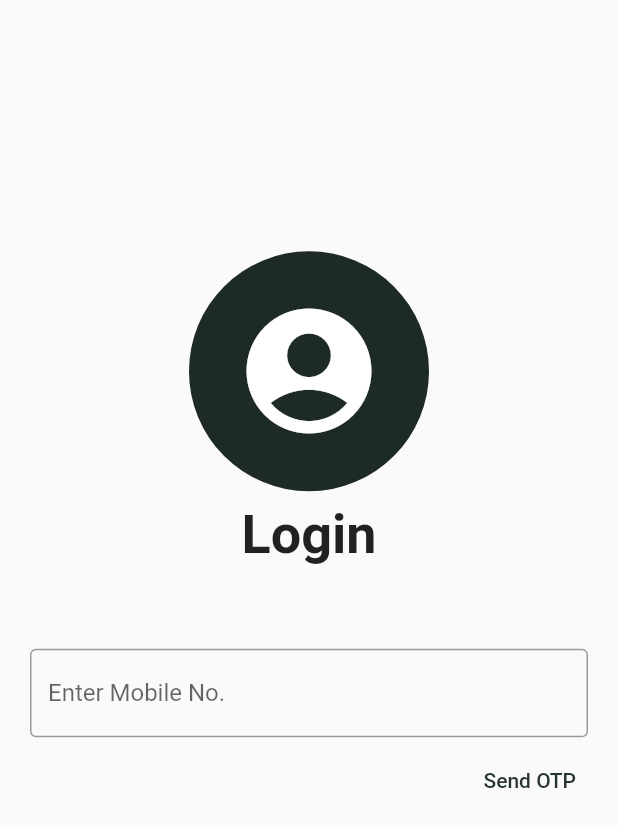
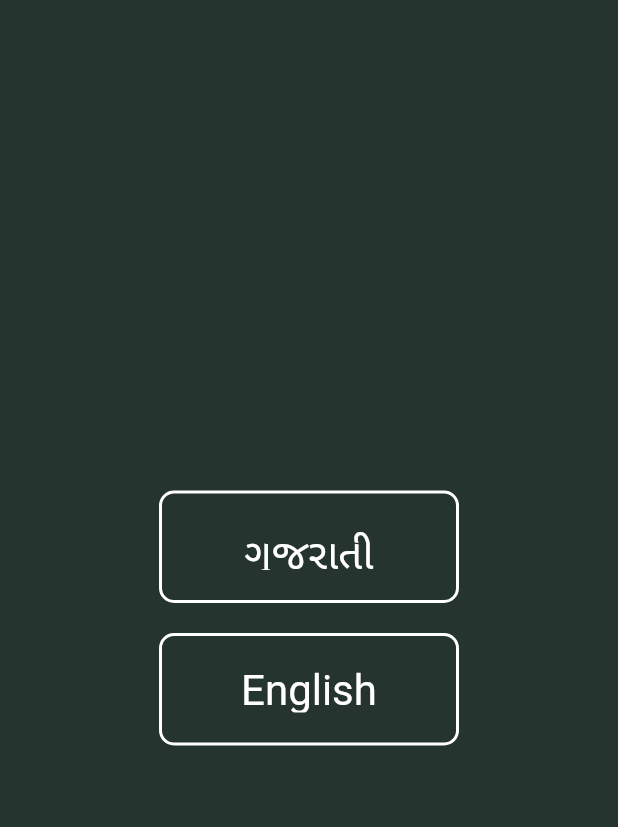
Before and after one commit to IndesignGraphics/hackster, a Flutter app: the screen it shows after launch, on a phone screen of 412 x 824 dp. Shown: the top 827 px of the screen. Run offline on Flutter 3.47's test engine with Material 2 defaults, Android fonts, the phone set to English and light mode, and no system bars; our stand-ins replace firebase_auth, firebase_core, flutter_svg, geocoding, geolocator, shared_preferences; accounts and stored records are empty; generated files the repository leaves out were written again.

Commit message:
select language implemented

```diff
--- /dev/null
+++ b/l10n.yaml
@@ -0,0 +1,3 @@
+arb-dir: lib/l10n
+template-arb-file: app_en.arb
+output-localization-file: app_localizations.dart
--- /dev/null
+++ b/lib/l10n/l10n.dart
@@ -0,0 +1,19 @@
+import 'dart:ui';
+
+class L10n {
+  static final all = [
+    const Locale('en'),
+    const Locale('gu'),
+  ];
+
+  String getFlag(String code) {
+    switch (code) {
+      case 'en':
+        return 'Eng';
+      case 'gu':
+        return 'ગુજ';
+      default:
+        return 'ગુજ';
+    }
+  }
+}
--- a/lib/main.dart
+++ b/lib/main.dart
@@ -2,10 +2,16 @@ import 'dart:math';
 
 import 'package:firebase_auth/firebase_auth.dart';
 import 'package:flutter/material.dart';
-import 'package:hackster/screens/log_in.dart';
+import 'package:flutter_localizations/flutter_localizations.dart';
+import 'package:hackster/provider/locale_provider.dart';
 import 'package:hackster/screens/main_screen.dart';
+import 'package:hackster/screens/select_language.dart';
+import 'package:provider/provider.dart';
 import 'firebase_options.dart';
 import 'package:firebase_core/firebase_core.dart';
+import 'package:flutter_gen/gen_l10n/app_localizations.dart';
+
+import 'l10n/l10n.dart';
 
 void main() async {
   WidgetsFlutterBinding.ensureInitialized();
@@ -38,7 +44,8 @@ class _MyAppState extends State<MyApp> {
     int tintValue(int value, double factor) =>
         max(0, min((value + ((255 - value) * factor)).round(), 255));
 
-    Color tintColor(Color color, double factor) => Color.fromRGBO(
+    Color tintColor(Color color, double factor) =>
+        Color.fromRGBO(
           tintValue(color.red, factor),
           tintValue(color.green, factor),
           tintValue(color.blue, factor),
@@ -48,7 +55,8 @@ class _MyAppState extends State<MyApp> {
     int shadeValue(int value, double factor) =>
         max(0, min(value - (value * factor).round(), 255));
 
-    Color shadeColor(Color color, double factor) => Color.fromRGBO(
+    Color shadeColor(Color color, double factor) =>
+        Color.fromRGBO(
             shadeValue(color.red, factor),
             shadeValue(color.green, factor),
             shadeValue(color.blue, factor),
@@ -68,7 +76,12 @@ class _MyAppState extends State<MyApp> {
       });
     }
 
-    return MaterialApp(
+    return ChangeNotifierProvider(
+        create:(context) =>LocaleProvider(),
+        builder: (context, child) {
+          final provider = Provider.of<LocaleProvider>(context);
+          return
+            MaterialApp(
               debugShowCheckedModeBanner: false,
               title: 'Hackster',
               theme: ThemeData(
@@ -76,7 +89,16 @@ class _MyAppState extends State<MyApp> {
                   const Color.fromRGBO(38, 52, 48, 1),
                 ),
               ).copyWith(selectedRowColor: const Color.fromRGBO(56, 42, 48, 1)),
-      home: _isLogin ? const MainScreen() : const LogIn(),
+              locale: provider.locale,
+              localizationsDelegates: const [
+                AppLocalizations.delegate,
+                GlobalMaterialLocalizations.delegate,
+                GlobalCupertinoLocalizations.delegate,
+              ],
+              supportedLocales: L10n.all,
+              home: _isLogin ? const MainScreen() : const SelectLanguage(),
+            );
+        }
     );
   }
 }
--- /dev/null
+++ b/lib/provider/locale_provider.dart
@@ -0,0 +1,23 @@
+import 'package:flutter/material.dart';
+import 'package:hackster/l10n/l10n.dart';
+
+class LocaleProvider extends ChangeNotifier{
+  late Locale? _locale;
+
+  Locale? get locale => _locale;
+
+  LocaleProvider(){
+    locale = const Locale('gu');
+  }
+
+  set locale(Locale? value) {
+    if(!L10n.all.contains(value)) return;
+    _locale = value;
+    notifyListeners();
+  }
+
+  void clearLocale(){
+    _locale = null;
+    notifyListeners();
+  }
+}
--- a/lib/screens/log_in.dart
+++ b/lib/screens/log_in.dart
@@ -5,6 +5,7 @@ import 'package:firebase_auth/firebase_auth.dart';
 import 'package:http/http.dart' as http;
 import 'package:hackster/screens/main_screen.dart';
 import 'package:shared_preferences/shared_preferences.dart';
+import 'package:flutter_gen/gen_l10n/app_localizations.dart';
 
 class LogIn extends StatefulWidget {
   const LogIn({Key? key}) : super(key: key);
@@ -41,7 +42,6 @@ class _LogInState extends State<LogIn> {
         setState(() {
           _isLoading = false;
         });
-        print(e);
       },
       codeSent: (String verificationId, int? resendToken) {
         mVerificationId = verificationId;
@@ -91,20 +91,6 @@ class _LogInState extends State<LogIn> {
       ),
     );
   }
-  //
-  // void printData() async {
-  //   const farmerIDUrl =
-  //       'https://hack-roso.onrender.com/getfarmer/8155977453';
-  //   final response = await http.get(Uri.parse(farmerIDUrl),);
-  //   final farmerData = jsonDecode(response.body);
-  //   print(farmerData['farmId']);
-  // }
-
-  // @override
-  // void initState() {
-  //   printData();
-  //   super.initState();
-  // }
 
   @override
   Widget build(BuildContext context) {
@@ -116,18 +102,22 @@ class _LogInState extends State<LogIn> {
             child: Column(
               mainAxisAlignment: MainAxisAlignment.center,
               children: [
-                const Padding(
-                  padding: EdgeInsets.all(8.0),
-                  child: CircleAvatar(
-                    radius: 80,
-                    child: Icon(Icons.account_circle, size: 100),
+                Container(
+                  width: 200,
+                  height: 200,
+                  decoration: const BoxDecoration(
+                    shape: BoxShape.circle,
+                    image: DecorationImage(
+                      image: AssetImage('assets/images/app_logo.png'),
+                      fit: BoxFit.contain,
+                    ),
                   ),
                 ),
-                const Align(
+                Align(
                   alignment: Alignment.center,
                   child: Text(
-                    "Login",
-                    style: TextStyle(
+                    AppLocalizations.of(context)?.logIn ?? "Login",
+                    style: const TextStyle(
                       fontWeight: FontWeight.bold,
                       fontSize: 36,
                     ),
@@ -149,15 +139,15 @@ class _LogInState extends State<LogIn> {
                                 child: TextFormField(
                                   validator: (value) {
                                     if (value!.isEmpty) {
-                                      return 'Please enter otp';
+                                      return AppLocalizations.of(context)?.pleaseEnterOtp;
                                     }
                                     return null;
                                   },
                                   keyboardType: TextInputType.number,
                                   controller: otpController,
-                                  decoration: const InputDecoration(
-                                    border: OutlineInputBorder(),
-                                    labelText: "Enter OTP",
+                                  decoration: InputDecoration(
+                                    border: const OutlineInputBorder(),
+                                    labelText: AppLocalizations.of(context)?.enterOtp,
                                   ),
                                 ),
                               ),
@@ -166,7 +156,7 @@ class _LogInState extends State<LogIn> {
                                 onPressed: () {
                                   verifyOtp(context);
                                 },
-                                child: const Text("Verify OTP"),
+                                child: Text(AppLocalizations.of(context)?.verifyOtp ?? 'Verify OTP'),
                               ),
                             ],
                           ),
@@ -182,18 +172,18 @@ class _LogInState extends State<LogIn> {
                                 child: TextFormField(
                                   validator: (value) {
                                     if (value!.isEmpty) {
-                                      return 'Please enter mobile number';
+                                      return AppLocalizations.of(context)?.pleaseEnterMobileNumber;
                                     }
                                     if (value.length != 10) {
-                                      return 'Please enter valid mobile number';
+                                      return AppLocalizations.of(context)?.pleaseEnterValidMobileNumber;
                                     }
                                     return null;
                                   },
                                   keyboardType: TextInputType.number,
                                   controller: farmerIdController,
-                                  decoration: const InputDecoration(
-                                    border: OutlineInputBorder(),
-                                    labelText: "Enter Mobile No.",
+                                  decoration: InputDecoration(
+                                    border: const OutlineInputBorder(),
+                                    labelText: AppLocalizations.of(context)?.enterMobileNo,
                                   ),
                                 ),
                               ),
@@ -205,7 +195,7 @@ class _LogInState extends State<LogIn> {
                                     number = farmerIdController.text;
                                     sendOtp();
                                   },
-                                  child: const Text("Send OTP"),
+                                  child: Text(AppLocalizations.of(context)?.sendOtp ?? "Send OTP"),
                                 ),
                               ),
                             ],
--- a/lib/screens/profile/profile_info.dart
+++ b/lib/screens/profile/profile_info.dart
@@ -268,7 +268,6 @@ class _ProfileInfoState extends State<ProfileInfo> {
                 padding: const EdgeInsets.all(10),
                 width: double.infinity,
                 decoration: BoxDecoration(
-                  // color: Colors.greenAccent,
                   borderRadius: BorderRadius.circular(10),
                   border: Border.all(color: Colors.green),
                 ),
--- /dev/null
+++ b/lib/screens/select_language.dart
@@ -0,0 +1,74 @@
+import 'package:flutter/material.dart';
+import 'package:hackster/provider/locale_provider.dart';
+import 'package:hackster/screens/log_in.dart';
+import 'package:provider/provider.dart';
+
+class SelectLanguage extends StatelessWidget {
+  const SelectLanguage({Key? key}) : super(key: key);
+
+  @override
+  Widget build(BuildContext context) {
+    final provider = Provider.of<LocaleProvider>(context, listen: false);
+
+    return Scaffold(
+      backgroundColor: Theme.of(context).primaryColor,
+      body: SafeArea(
+          child: Center(
+        child: Column(
+          mainAxisAlignment: MainAxisAlignment.center,
+          children: [
+            InkWell(
+              onTap: () {
+                provider.locale = const Locale('gu');
+                Navigator.of(context).pushReplacement(
+                  MaterialPageRoute(
+                    builder: (context) => const LogIn(),
+                  ),
+                );
+              },
+              child: Container(
+                height: 75,
+                width: 200,
+                alignment: Alignment.center,
+                padding: const EdgeInsets.all(20),
+                decoration: BoxDecoration(
+                    borderRadius: BorderRadius.circular(10),
+                    border: Border.all(color: Colors.white, width: 2)),
+                child: const Text(
+                  'ગુજરાતી',
+                  style: TextStyle(fontSize: 28, color: Colors.white),
+                ),
+              ),
+            ),
+            const SizedBox(
+              height: 20,
+            ),
+            InkWell(
+              onTap: () {
+                provider.locale = const Locale('en');
+                Navigator.of(context).pushReplacement(
+                  MaterialPageRoute(
+                    builder: (context) => const LogIn(),
+                  ),
+                );
+              },
+              child: Container(
+                height: 75,
+                width: 200,
+                alignment: Alignment.center,
+                padding: const EdgeInsets.all(20),
+                decoration: BoxDecoration(
+                    borderRadius: BorderRadius.circular(10),
+                    border: Border.all(color: Colors.white, width: 2)),
+                child: const Text(
+                  'English',
+                  style: TextStyle(fontSize: 28, color: Colors.white),
+                ),
+              ),
+            ),
+          ],
+        ),
+      )),
+    );
+  }
+}
--- a/pubspec.yaml
+++ b/pubspec.yaml
@@ -31,6 +31,9 @@ environment:
 dependencies:
   flutter:
     sdk: flutter
+  flutter_localizations:
+    sdk: flutter
+  intl: ^0.17.0
   cupertino_icons: ^1.0.2
   google_language_fonts: ^2.0.0
   carousel_slider: ^4.1.1
@@ -41,6 +44,7 @@ dependencies:
   shared_preferences: ^2.0.15
   geolocator: ^8.2.0
   geocoding: ^2.0.4
+  provider: ^6.0.4
 
 dev_dependencies:
   flutter_test:
@@ -62,6 +66,7 @@ flutter:
   # The following line ensures that the Material Icons font is
   # included with your application, so that you can use the icons in
   # the material Icons class.
+  generate: true
   uses-material-design: true
 
   # To add assets to your application, add an assets section, like this:
```
Also changed, not shown: lib/l10n/app_en.arb (added, +12 -0 lines), lib/l10n/app_gu.arb (added, +12 -0 lines), lib/screens/main_screen.dart (+38 -11 lines), assets/images/app_logo.png (added), pubspec.lock. Lines whose indentation alone changed are shown as unchanged.
